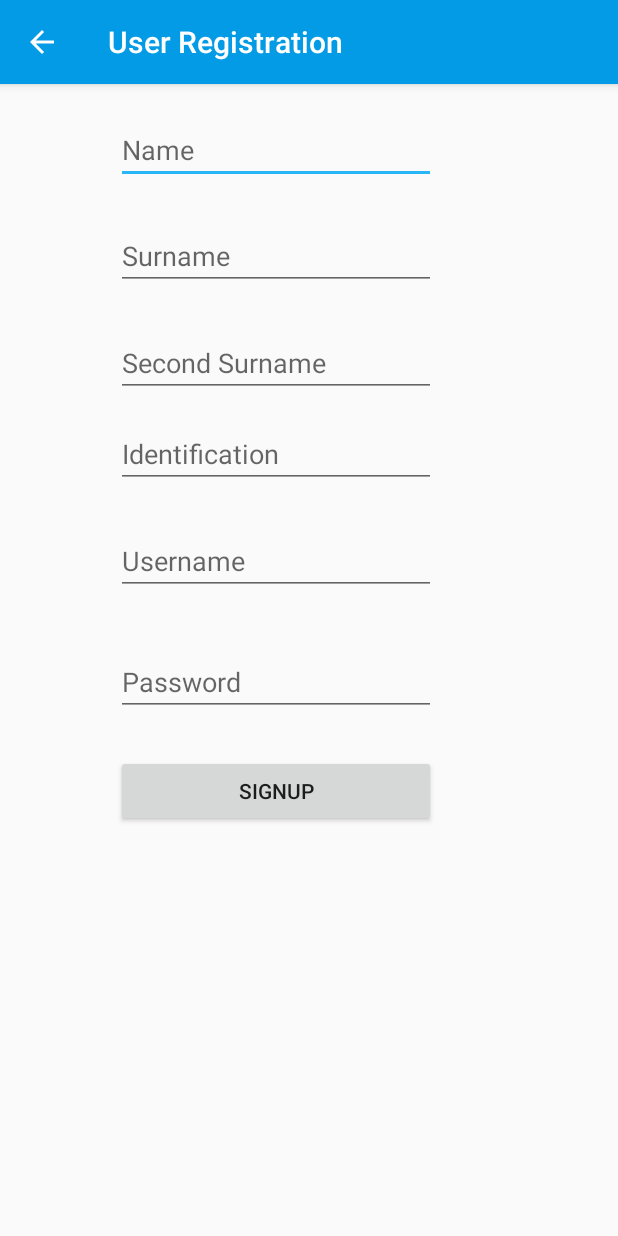
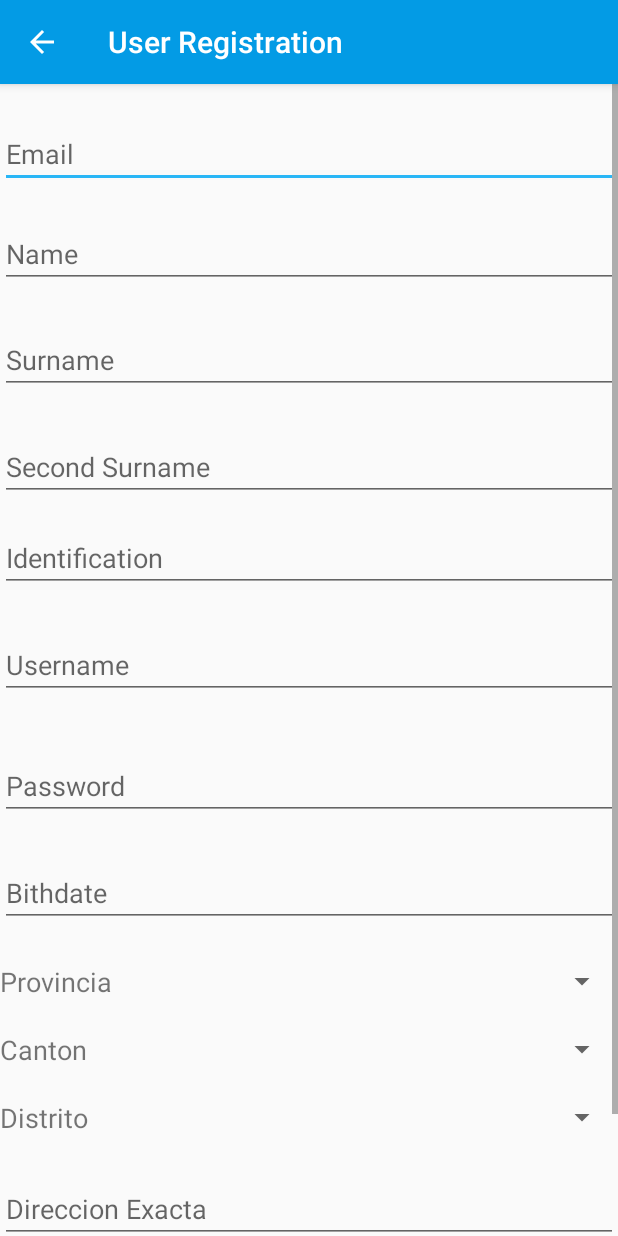
Before and after one commit to avargas10/Proyecto-1-BD, an Android app: the Registro screen opened directly, with no data from a screen before it, on a phone screen of 412 x 824 dp. Run offline under Robolectric (Android 15) with nearby library versions, the phone set to English and light mode, and no system bars.

Commit message:
Pagina de Registro

```diff
--- a/AndroidApp/gspApp/app/src/main/java/com/example/adrian/gspapp/MainActivity.java
+++ b/AndroidApp/gspApp/app/src/main/java/com/example/adrian/gspapp/MainActivity.java
@@ -11,8 +11,10 @@ import android.view.Menu;
 import android.view.MenuInflater;
 import android.view.MenuItem;
 import android.view.View;
+import android.widget.ArrayAdapter;
 import android.widget.Button;
 import android.widget.EditText;
+import android.widget.ListView;
 import android.widget.TextView;
 import android.widget.Toast;
 
@@ -20,6 +22,9 @@ import com.example.adrian.gspapp.Tools.Config;
 import com.example.adrian.gspapp.Tools.Connection;
 
 import org.json.JSONObject;
+
+import java.util.ArrayList;
+import java.util.List;
 
 public class MainActivity extends AppCompatActivity {
     Button login;
@@ -32,7 +37,6 @@ public class MainActivity extends AppCompatActivity {
         super.onCreate(savedInstanceState);
         setContentView(R.layout.activity_main);
         getSupportActionBar().setTitle("Gas Station Pharmacy");
-
 
         login=(Button) findViewById(R.id.btnLogin);
         forgot=(TextView) findViewById(R.id.textForgot);
--- a/AndroidApp/gspApp/app/src/main/java/com/example/adrian/gspapp/Registro.java
+++ b/AndroidApp/gspApp/app/src/main/java/com/example/adrian/gspapp/Registro.java
@@ -1,10 +1,14 @@
 package com.example.adrian.gspapp;
 
+import android.app.DatePickerDialog;
 import android.support.v7.app.AppCompatActivity;
 import android.os.Bundle;
 import android.view.View;
+import android.widget.ArrayAdapter;
 import android.widget.Button;
+import android.widget.DatePicker;
 import android.widget.EditText;
+import android.widget.ListView;
 import android.widget.Toast;
 
 import com.example.adrian.gspapp.Tools.Connection;
@@ -12,9 +16,14 @@ import com.example.adrian.gspapp.Tools.Connection;
 import org.json.JSONException;
 import org.json.JSONObject;
 
+import java.util.ArrayList;
+import java.util.Calendar;
+import java.util.List;
+
 public class Registro extends AppCompatActivity {
-    EditText username, name, pass, pApellido, sApellido, cedula;
+    EditText username, name, pass, pApellido, sApellido, cedula, nacimiento, email, direccionExacta;
     Button registro;
+    DatePickerDialog datePickerDialog;
 
     @Override
     protected void onCreate(Bundle savedInstanceState) {
@@ -31,6 +40,31 @@ public class Registro extends AppCompatActivity {
         sApellido = (EditText) findViewById(R.id.txtApellido2);
         cedula = (EditText) findViewById(R.id.txtCedula);
         registro = (Button) findViewById(R.id.btnSignup);
+        nacimiento= (EditText)  findViewById(R.id.txtNacimiento);
+        email = (EditText) findViewById(R.id.txtEmail);
+        direccionExacta=(EditText)findViewById(R.id.txtDetalleDireccion);
+
+        nacimiento.setOnClickListener(new View.OnClickListener() {
+            @Override
+            public void onClick(View view) {
+
+                final Calendar c = Calendar.getInstance();
+                int mYear = c.get(Calendar.YEAR);
+                int mMonth = c.get(Calendar.MONTH);
+                int mDay = c.get(Calendar.DAY_OF_MONTH);
+                datePickerDialog = new DatePickerDialog(Registro.this,
+                        new DatePickerDialog.OnDateSetListener() {
+                            @Override
+                            public void onDateSet(DatePicker view, int year,
+                                                  int monthOfYear, int dayOfMonth) {
+                                nacimiento.setText(year + "-"
+                                        + (monthOfYear + 1) + "-" + dayOfMonth);
+                            }
+                        }, mYear, mMonth, mDay);
+                datePickerDialog.show();
+            }
+        });
+
 
         registro.setOnClickListener(new View.OnClickListener() {
             @Override
--- a/AndroidApp/gspApp/app/src/main/res/layout/activity_registro.xml
+++ b/AndroidApp/gspApp/app/src/main/res/layout/activity_registro.xml
@@ -1,31 +1,38 @@
 <?xml version="1.0" encoding="utf-8"?>
-<android.support.constraint.ConstraintLayout xmlns:android="http://schemas.android.com/apk/res/android"
+<LinearLayout xmlns:android="http://schemas.android.com/apk/res/android"
     xmlns:app="http://schemas.android.com/apk/res-auto"
     xmlns:tools="http://schemas.android.com/tools"
     android:layout_width="match_parent"
     android:layout_height="match_parent"
-    tools:context="com.example.adrian.gspapp.Registro">
+    tools:context="com.example.adrian.gspapp.Registro"
+    android:orientation="vertical">
 
-    <RelativeLayout
-        android:layout_width="368dp"
-        android:layout_height="495dp"
-        tools:layout_editor_absoluteX="8dp"
-        tools:layout_editor_absoluteY="8dp">
 
-        <Button
-            android:id="@+id/btnSignup"
-            android:layout_width="wrap_content"
-            android:layout_height="wrap_content"
-            android:layout_alignEnd="@+id/txtPassword"
-            android:layout_alignParentBottom="true"
-            android:layout_alignStart="@+id/txtPassword"
-            android:text="Signup"
-            tools:layout_editor_absoluteX="87dp"
-            tools:layout_editor_absoluteY="438dp" />
+    <ScrollView
+        android:layout_width="match_parent"
+        android:layout_height="match_parent">
+
+        <LinearLayout
+            android:layout_width="match_parent"
+            android:layout_height="match_parent"
+            android:orientation="vertical">
+
+            <Spinner
+                android:id="@+id/spinner3"
+                android:layout_width="0dp"
+                android:layout_height="wrap_content" />
+
+            <EditText
+                android:id="@+id/txtEmail"
+                android:layout_width="match_parent"
+                android:layout_height="match_parent"
+                android:ems="10"
+                android:hint="Email"
+                android:inputType="textEmailAddress" />
 
             <EditText
                 android:id="@+id/txtNombre"
-            android:layout_width="wrap_content"
+                android:layout_width="match_parent"
                 android:layout_height="wrap_content"
                 android:layout_alignParentTop="true"
                 android:layout_centerHorizontal="true"
@@ -37,8 +44,52 @@
                 tools:layout_editor_absoluteY="18dp" />
 
             <EditText
+                android:id="@+id/txtApellido1"
+                android:layout_width="match_parent"
+                android:layout_height="wrap_content"
+                android:layout_alignStart="@+id/txtNombre"
+                android:layout_below="@+id/txtNombre"
+                android:layout_marginTop="25dp"
+                android:ems="10"
+                android:hint="Surname"
+                android:inputType="textPersonName" />
+
+            <EditText
+                android:id="@+id/txtApellido2"
+                android:layout_width="match_parent"
+                android:layout_height="wrap_content"
+                android:layout_alignStart="@+id/txtApellido1"
+                android:layout_below="@+id/txtApellido1"
+                android:layout_marginTop="26dp"
+                android:ems="10"
+                android:hint="Second Surname"
+                android:inputType="textPersonName" />
+
+            <EditText
+                android:id="@+id/txtCedula"
+                android:layout_width="match_parent"
+                android:layout_height="wrap_content"
+                android:layout_alignStart="@+id/txtApellido2"
+                android:layout_below="@+id/txtApellido2"
+                android:layout_marginTop="15dp"
+                android:ems="10"
+                android:hint="Identification"
+                android:inputType="number" />
+
+            <EditText
+                android:id="@+id/txtUsername"
+                android:layout_width="match_parent"
+                android:layout_height="wrap_content"
+                android:layout_alignStart="@+id/txtCedula"
+                android:layout_below="@+id/txtCedula"
+                android:layout_marginTop="26dp"
+                android:ems="10"
+                android:hint="Username"
+                android:inputType="textPersonName" />
+
+            <EditText
                 android:id="@+id/txtPassword"
-            android:layout_width="wrap_content"
+                android:layout_width="match_parent"
                 android:layout_height="wrap_content"
                 android:layout_alignStart="@+id/txtUsername"
                 android:layout_below="@+id/txtUsername"
@@ -48,50 +99,121 @@
                 android:inputType="textPassword" />
 
             <EditText
-            android:id="@+id/txtApellido2"
+                android:id="@+id/txtNacimiento"
+                android:layout_width="match_parent"
+                android:layout_height="wrap_content"
+                android:layout_below="@+id/txtCedula"
+                android:layout_marginTop="26dp"
+                android:ems="10"
+                android:hint="Bithdate"
+                android:inputType="textPersonName" />
+
+            <Spinner
+                android:id="@+id/spinner2"
+                android:layout_width="0dp"
+                android:layout_height="wrap_content" />
+
+            <RelativeLayout
+                android:layout_width="match_parent"
+                android:layout_height="match_parent">
+
+                <EditText
+                    android:id="@+id/editText7"
+                    android:layout_width="0dp"
+                    android:layout_height="wrap_content"
+                    android:ems="10"
+                    android:inputType="textPersonName"
+                    android:text="Name" />
+
+                <TextView
+                    android:id="@+id/textView4"
                     android:layout_width="wrap_content"
                     android:layout_height="wrap_content"
-            android:layout_alignStart="@+id/txtApellido1"
-            android:layout_below="@+id/txtApellido1"
-            android:layout_marginTop="26dp"
-            android:ems="10"
-            android:hint="Second Surname"
-            android:inputType="textPersonName" />
+                    android:text="Provincia"
+                    android:textSize="18sp" />
+
+                <Spinner
+                    android:id="@+id/spinProvincia"
+                    android:layout_width="match_parent"
+                    android:layout_height="match_parent"
+                    android:hint="Pronvincia" />
+            </RelativeLayout>
+
+            <RelativeLayout
+                android:layout_width="match_parent"
+                android:layout_height="match_parent">
 
                 <EditText
-            android:id="@+id/txtUsername"
+                    android:id="@+id/editText9"
+                    android:layout_width="0dp"
+                    android:layout_height="wrap_content"
+                    android:ems="10"
+                    android:inputType="textPersonName"
+                    android:text="Name" />
+
+                <TextView
+                    android:id="@+id/textView5"
                     android:layout_width="wrap_content"
+                    android:layout_height="wrap_content"
+                    android:text="Canton"
+                    android:textSize="18sp" />
+
+                <Spinner
+                    android:id="@+id/spinCanton"
+                    android:layout_width="match_parent"
+                    android:layout_height="wrap_content"
+                    android:hint="Pronvincia" />
+            </RelativeLayout>
+
+            <RelativeLayout
+                android:layout_width="match_parent"
+                android:layout_height="match_parent">
+
+                <TextView
+                    android:id="@+id/textView6"
+                    android:layout_width="wrap_content"
+                    android:layout_height="wrap_content"
+                    android:text="Distrito"
+                    android:textSize="18sp" />
+
+                <Spinner
+                    android:id="@+id/spinDistrito"
+                    android:layout_width="match_parent"
+                    android:layout_height="wrap_content"
+                    android:hint="Pronvincia" />
+
+            </RelativeLayout>
+
+            <EditText
+                android:id="@+id/txtDetalleDireccion"
+                android:layout_width="match_parent"
                 android:layout_height="wrap_content"
                 android:layout_alignStart="@+id/txtCedula"
                 android:layout_below="@+id/txtCedula"
                 android:layout_marginTop="26dp"
                 android:ems="10"
-            android:hint="Username"
+                android:hint="Direccion Exacta"
                 android:inputType="textPersonName" />
 
-        <EditText
-            android:id="@+id/txtCedula"
-            android:layout_width="wrap_content"
+            <Spinner
+                android:id="@+id/spinner4"
+                android:layout_width="0dp"
+                android:layout_height="wrap_content" />
+
+            <Button
+                android:id="@+id/btnSignup"
+                android:layout_width="match_parent"
                 android:layout_height="wrap_content"
-            android:layout_alignStart="@+id/txtApellido2"
-            android:layout_below="@+id/txtApellido2"
-            android:layout_marginTop="15dp"
-            android:ems="10"
-            android:hint="Identification"
-            android:inputType="number" />
+                android:layout_alignEnd="@+id/txtPassword"
+                android:layout_alignParentBottom="true"
+                android:layout_alignStart="@+id/txtPassword"
+                android:layout_marginBottom="14dp"
+                android:text="Signup"
+                tools:layout_editor_absoluteX="87dp"
+                tools:layout_editor_absoluteY="438dp" />
 
-        <EditText
-            android:id="@+id/txtApellido1"
-            android:layout_width="wrap_content"
-            android:layout_height="wrap_content"
-            android:layout_alignStart="@+id/txtNombre"
-            android:layout_below="@+id/txtNombre"
-            android:layout_marginTop="25dp"
-            android:ems="10"
-            android:hint="Surname"
-            android:inputType="textPersonName" />
-
-    </RelativeLayout>
+        </LinearLayout>
+    </ScrollView>
 
 
-</android.support.constraint.ConstraintLayout>
+</LinearLayout>
```
Lines whose indentation alone changed are shown as unchanged.
